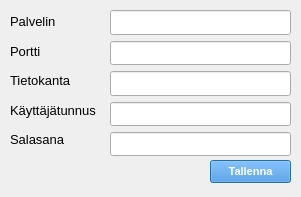
The window that settingsDialog.ui (katalav/Autolainaus) describes before a commit, drawn with Qt 5.
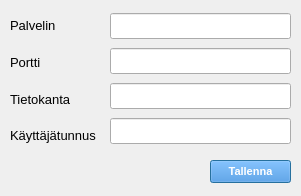
The same window after the commit.

The edit to the form file:
```diff
--- a/settingsDialog.ui
+++ b/settingsDialog.ui
@@ -7,7 +7,7 @@
     <x>0</x>
     <y>0</y>
     <width>301</width>
-    <height>197</height>
+    <height>196</height>
    </rect>
   </property>
   <property name="windowTitle">
@@ -49,7 +49,7 @@
      <x>110</x>
      <y>10</y>
      <width>181</width>
-     <height>146</height>
+     <height>141</height>
     </rect>
    </property>
    <layout class="QVBoxLayout" name="verticalLayout">
@@ -101,21 +101,6 @@
       </property>
      </widget>
     </item>
-    <item>
-     <widget class="QLineEdit" name="paswordLineEdit">
-      <property name="font">
-       <font>
-        <pointsize>11</pointsize>
-       </font>
-      </property>
-      <property name="toolTip">
-       <string>&lt;html&gt;&lt;head/&gt;&lt;body&gt;&lt;p&gt;&lt;span style=&quot; font-size:10pt;&quot;&gt;Salasana&lt;/span&gt;&lt;/p&gt;&lt;/body&gt;&lt;/html&gt;</string>
-      </property>
-      <property name="echoMode">
-       <enum>QLineEdit::Password</enum>
-      </property>
-     </widget>
-    </item>
    </layout>
   </widget>
   <widget class="QWidget" name="layoutWidget_2">
@@ -176,18 +161,6 @@
       </property>
      </widget>
     </item>
-    <item>
-     <widget class="QLabel" name="passwordLabel">
-      <property name="font">
-       <font>
-        <pointsize>10</pointsize>
-       </font>
-      </property>
-      <property name="text">
-       <string>Salasana</string>
-      </property>
-     </widget>
-    </item>
    </layout>
   </widget>
  </widget>
```
Left out of the diff: 3 changed lines with no effect on the pictures.
